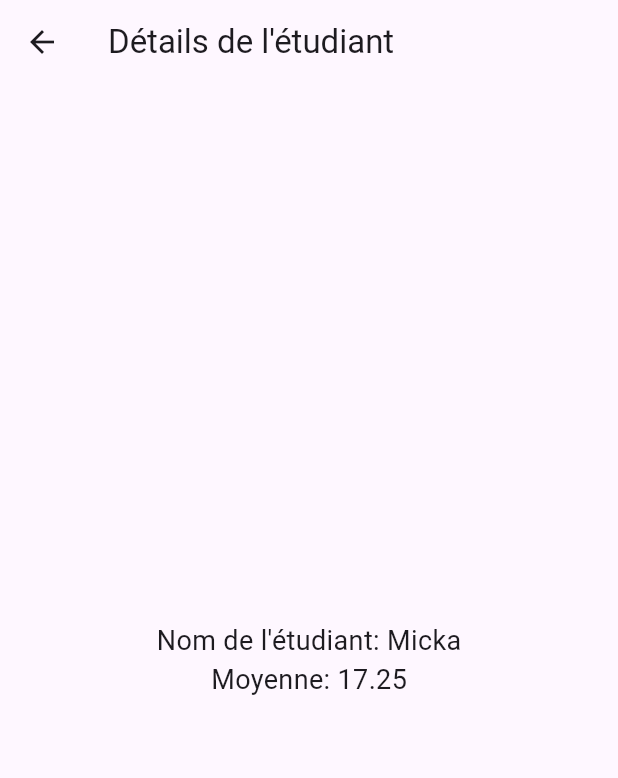
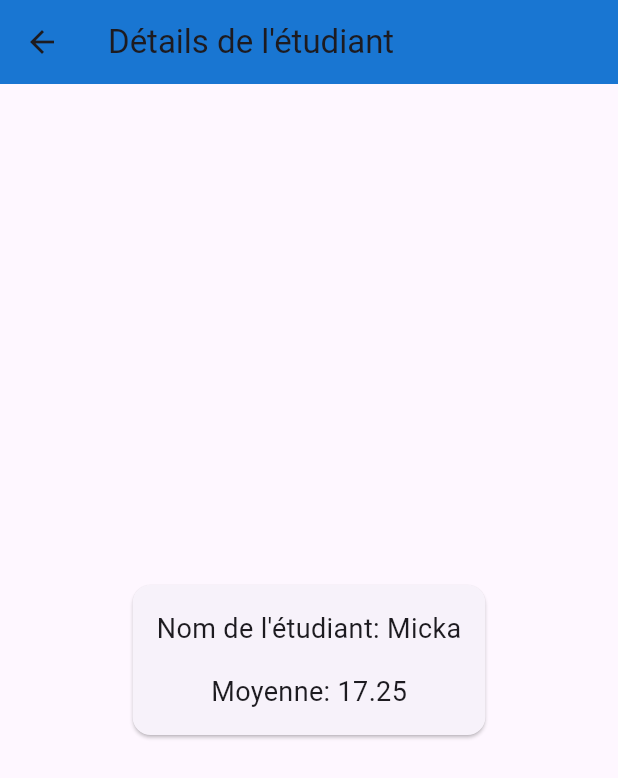
Before and after one commit to Ti-Pha/activite_5_test, a Flutter app: the screen it shows after launch, after a tap on an icon or button, on a phone screen of 412 x 824 dp. Shown: the top 778 px of the screen. Run offline on Flutter 3.47's test engine with Material 3 defaults, Android fonts, the phone set to English and light mode, and no system bars.

Commit message:
Ajout des commentaires des erreurs corrigees

```diff
--- a/lib/main.dart
+++ b/lib/main.dart
@@ -7,7 +7,7 @@ void main() {
 class Etudiant {
   final String nom;
   final double moyenne;
-
+//Ajout d'un constructeur avec des paramètres nommés et requis
   Etudiant({required this.nom, required this.moyenne});
 }
 
@@ -17,6 +17,19 @@ class MonApplication extends StatelessWidget {
   @override
   Widget build(BuildContext context) {
     return MaterialApp(
+      debugShowCheckedModeBanner: false,
+      theme: ThemeData(
+        primarySwatch: Colors.blue,
+        appBarTheme: AppBarTheme(
+          backgroundColor: Colors.blue[700],
+        ),
+        elevatedButtonTheme: ElevatedButtonThemeData(
+          style: ElevatedButton.styleFrom(
+            backgroundColor: Colors.blue,
+            foregroundColor: Colors.white,
+          ),
+        ),
+      ),
       home: PageAccueil(),
       routes: {'/details': (context) => DetailPage()},
     );
@@ -37,7 +50,10 @@ class PageAccueil extends StatelessWidget {
   @override
   Widget build(BuildContext context) {
     return Scaffold(
-      appBar: AppBar(title: Text('Liste des étudiants')),
+      appBar: AppBar(
+        title: Text('Liste des étudiants'),
+      ),
+      // Correction: Ajout du widget Column manquant
       body: Column(
         mainAxisAlignment: MainAxisAlignment.start,
         crossAxisAlignment: CrossAxisAlignment.stretch,
@@ -55,7 +71,9 @@ class PageAccueil extends StatelessWidget {
               itemCount: etudiants.length,
               itemBuilder: (BuildContext context, int index) {
                 final etudiant = etudiants[index];
-                return ListTile(
+                return Card(
+                  margin: EdgeInsets.symmetric(horizontal: 16.0, vertical: 4.0),
+                  child: ListTile(
                     title: Text('Nom: ${etudiant.nom}'),
                     subtitle: Text('Moyenne: ${etudiant.moyenne}'),
                     onTap: () {
@@ -65,6 +83,7 @@ class PageAccueil extends StatelessWidget {
                         arguments: etudiant,
                       );
                     },
+                  ),
                 );
               },
             ),
@@ -84,6 +103,7 @@ class PageAccueil extends StatelessWidget {
     );
   }
 
+// Correction: Suppression de la virgule en trop et correction de la syntaxe
   void moyenneAlertDialog(BuildContext context, double average) {
     showDialog(
       context: context,
@@ -107,7 +127,7 @@ class PageAccueil extends StatelessWidget {
   }
 }
 
-// Fonction calculateMoyenne est désormais globale.
+// Correction: Réécriture complète de la fonction calculateMoyenne
 double calculateMoyenne(List<Etudiant> etudiants) {
   if (etudiants.isEmpty) {
     return 0.0;
@@ -121,20 +141,25 @@ double calculateMoyenne(List<Etudiant> etudiants) {
 
 class DetailPage extends StatelessWidget {
   const DetailPage({super.key});
-
+// Correction: Remplacement du | par . et utilisation de settings.arguments
   @override
   Widget build(BuildContext context) {
     final etudiant = ModalRoute.of(context)!.settings.arguments as Etudiant;
     return Scaffold(
       appBar: AppBar(title: Text('Détails de l\'étudiant')),
       body: Center(
+        child: Card(
+          margin: EdgeInsets.all(16.0),
+          child: Padding(
+            padding: EdgeInsets.all(16.0),
             child: Column(
-          mainAxisAlignment: MainAxisAlignment.center,
+              mainAxisSize: MainAxisSize.min,
               children: <Widget>[
                 Text(
                   'Nom de l\'étudiant: ${etudiant.nom}',
                   style: TextStyle(fontSize: 18),
                 ),
+                SizedBox(height: 16),
                 Text(
                   'Moyenne: ${etudiant.moyenne}',
                   style: TextStyle(fontSize: 18),
@@ -142,6 +167,8 @@ class DetailPage extends StatelessWidget {
               ],
             ),
           ),
+        ),
+      ),
     );
   }
 }
```
Lines whose indentation alone changed are shown as unchanged.
